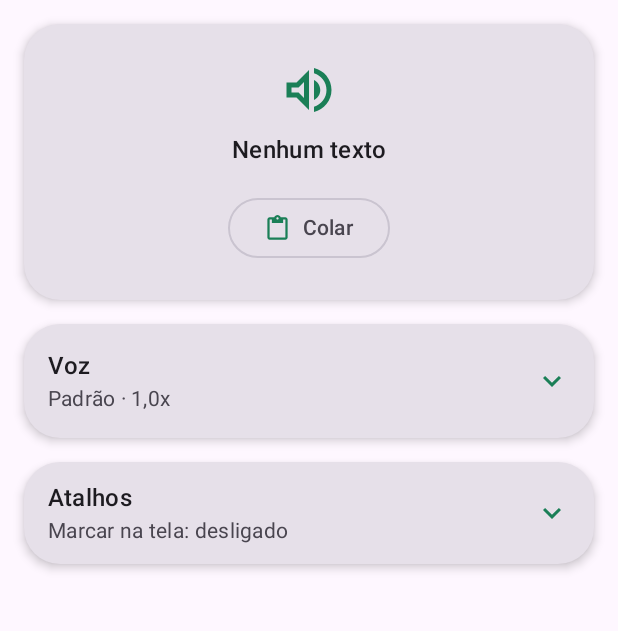
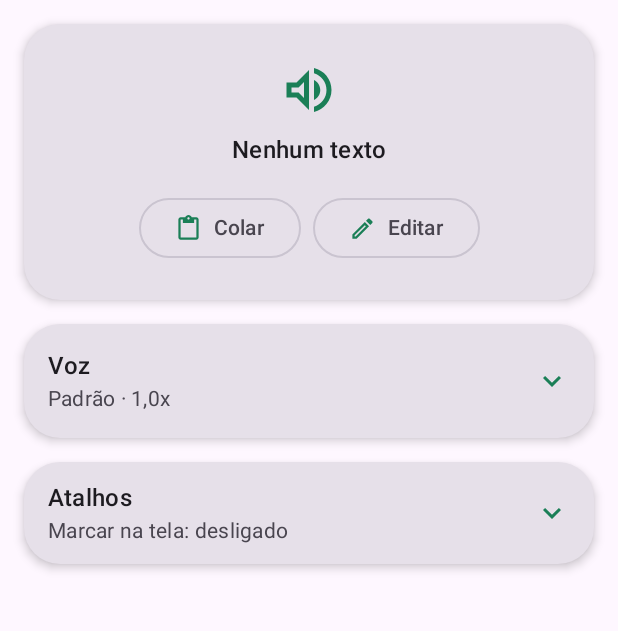
Before and after one commit to wenesga/Le-Pra-Mim, an Android app built with Jetpack Compose: the screen it shows after launch (MainActivity), on a phone screen of 412 x 824 dp, the part 90-721 px from its top. Run offline under Robolectric (Android 15) with nearby library versions, the phone set to English and light mode, and no system bars.

Commit message:
O lápis de editar foi adicionado ao cartão do texto
O texto pode ser editado ou colado do que foi copiado e lido em seguida. Sem texto, o cartão ganhou o botão Editar ao lado do Colar. O README foi atualizado.

```diff
--- a/app/src/main/java/com/lepramim/ui/TelaLeitor.kt
+++ b/app/src/main/java/com/lepramim/ui/TelaLeitor.kt
@@ -28,6 +28,7 @@ import androidx.compose.material.icons.outlined.AccessibilityNew
 import androidx.compose.material.icons.outlined.ContentCopy
 import androidx.compose.material.icons.outlined.ContentPaste
 import androidx.compose.material.icons.outlined.Delete
+import androidx.compose.material.icons.outlined.Edit
 import androidx.compose.material.icons.outlined.TouchApp
 import androidx.compose.material.icons.outlined.ExpandLess
 import androidx.compose.material.icons.outlined.ExpandMore
@@ -36,6 +37,7 @@ import androidx.compose.material.icons.outlined.Pause
 import androidx.compose.material.icons.outlined.PlayArrow
 import androidx.compose.material.icons.outlined.SkipNext
 import androidx.compose.material.icons.outlined.SkipPrevious
+import androidx.compose.material3.Button
 import androidx.compose.material3.Card
 import androidx.compose.material3.CardDefaults
 import androidx.compose.material3.DropdownMenuItem
@@ -69,6 +71,8 @@ import androidx.compose.runtime.rememberCoroutineScope
 import androidx.compose.runtime.setValue
 import androidx.compose.ui.Alignment
 import androidx.compose.ui.Modifier
+import androidx.compose.ui.focus.FocusRequester
+import androidx.compose.ui.focus.focusRequester
 import androidx.compose.ui.platform.LocalContext
 import androidx.compose.ui.text.SpanStyle
 import androidx.compose.ui.text.TextLayoutResult
@@ -118,9 +122,35 @@ private fun CartaoLeitura(colar: () -> Unit) {
     val cps by Leitura.cps.collectAsStateWithLifecycle()
     val destaque = MaterialTheme.colorScheme.primaryContainer
     val noDestaque = MaterialTheme.colorScheme.onPrimaryContainer
+    var editando by rememberSaveable { mutableStateOf(false) }
+    var rascunho by rememberSaveable { mutableStateOf("") }
+    val foco = remember { FocusRequester() }
+    LaunchedEffect(editando) { if (editando) foco.requestFocus() }
+    val editar = {
+        // A leitura para enquanto o texto é editado.
+        if (situacao == Situacao.TOCANDO) Leitura.comando(contexto, Leitura.ACAO_PAUSAR)
+        rascunho = texto
+        editando = true
+    }
 
     Card(shape = MaterialTheme.shapes.large, elevation = CardDefaults.cardElevation(defaultElevation = 4.dp, pressedElevation = 6.dp)) {
         Box(Modifier.animateContentSize()) {
+        if (editando) {
+            Column(Modifier.fillMaxWidth().padding(Espaco.gg), verticalArrangement = Arrangement.spacedBy(Espaco.g)) {
+                Text("Editar", style = MaterialTheme.typography.labelLarge, color = MaterialTheme.colorScheme.onSurfaceVariant)
+                OutlinedTextField(
+                    value = rascunho, onValueChange = { rascunho = it },
+                    placeholder = { Text("Digite ou cole o texto") },
+                    modifier = Modifier.fillMaxWidth().heightIn(min = 160.dp, max = 360.dp).focusRequester(foco),
+                )
+                Row(Modifier.fillMaxWidth(), horizontalArrangement = Arrangement.End, verticalAlignment = Alignment.CenterVertically) {
+                    TextButton(onClick = { editando = false }) { Text("Cancelar") }
+                    Spacer(Modifier.size(Espaco.m))
+                    Button(onClick = { editando = false; Leitura.ler(contexto, rascunho) }, enabled = rascunho.isNotBlank()) { Text("Ler") }
+                }
+            }
+            return@Card
+        }
         if (texto.isEmpty()) {
             Column(Modifier.fillMaxWidth().padding(Espaco.xg), horizontalAlignment = Alignment.CenterHorizontally) {
                 Icon(Icons.AutoMirrored.Outlined.VolumeUp, contentDescription = null, modifier = Modifier.size(40.dp),
@@ -128,10 +158,17 @@ private fun CartaoLeitura(colar: () -> Unit) {
                 Spacer(Modifier.height(Espaco.m))
                 Text("Nenhum texto", style = MaterialTheme.typography.titleMedium)
                 Spacer(Modifier.height(Espaco.gg))
-                OutlinedButton(onClick = colar) {
-                    Icon(Icons.Outlined.ContentPaste, contentDescription = null, modifier = Modifier.size(18.dp), tint = MaterialTheme.colorScheme.primary)
-                    Spacer(Modifier.size(Espaco.m))
-                    Text("Colar")
+                Row(horizontalArrangement = Arrangement.spacedBy(Espaco.m)) {
+                    OutlinedButton(onClick = colar) {
+                        Icon(Icons.Outlined.ContentPaste, contentDescription = null, modifier = Modifier.size(18.dp), tint = MaterialTheme.colorScheme.primary)
+                        Spacer(Modifier.size(Espaco.m))
+                        Text("Colar")
+                    }
+                    OutlinedButton(onClick = editar) {
+                        Icon(Icons.Outlined.Edit, contentDescription = null, modifier = Modifier.size(18.dp), tint = MaterialTheme.colorScheme.primary)
+                        Spacer(Modifier.size(Espaco.m))
+                        Text("Editar")
+                    }
                 }
             }
             return@Card
@@ -143,6 +180,7 @@ private fun CartaoLeitura(colar: () -> Unit) {
                     style = MaterialTheme.typography.labelLarge, color = MaterialTheme.colorScheme.onSurfaceVariant,
                     modifier = Modifier.weight(1f),
                 )
+                IconButton(onClick = editar) { Icon(Icons.Outlined.Edit, contentDescription = "Editar", tint = MaterialTheme.colorScheme.primary) }
                 IconButton(onClick = { Leitura.copiarTexto(contexto) }) { Icon(Icons.Outlined.ContentCopy, contentDescription = "Copiar", tint = MaterialTheme.colorScheme.primary) }
                 IconButton(onClick = colar) { Icon(Icons.Outlined.ContentPaste, contentDescription = "Colar", tint = MaterialTheme.colorScheme.primary) }
                 IconButton(onClick = { Leitura.limpar(contexto) }) { Icon(Icons.Outlined.Delete, contentDescription = "Limpar", tint = MaterialTheme.colorScheme.primary) }
```
Also changed, not shown: 1 other file.
